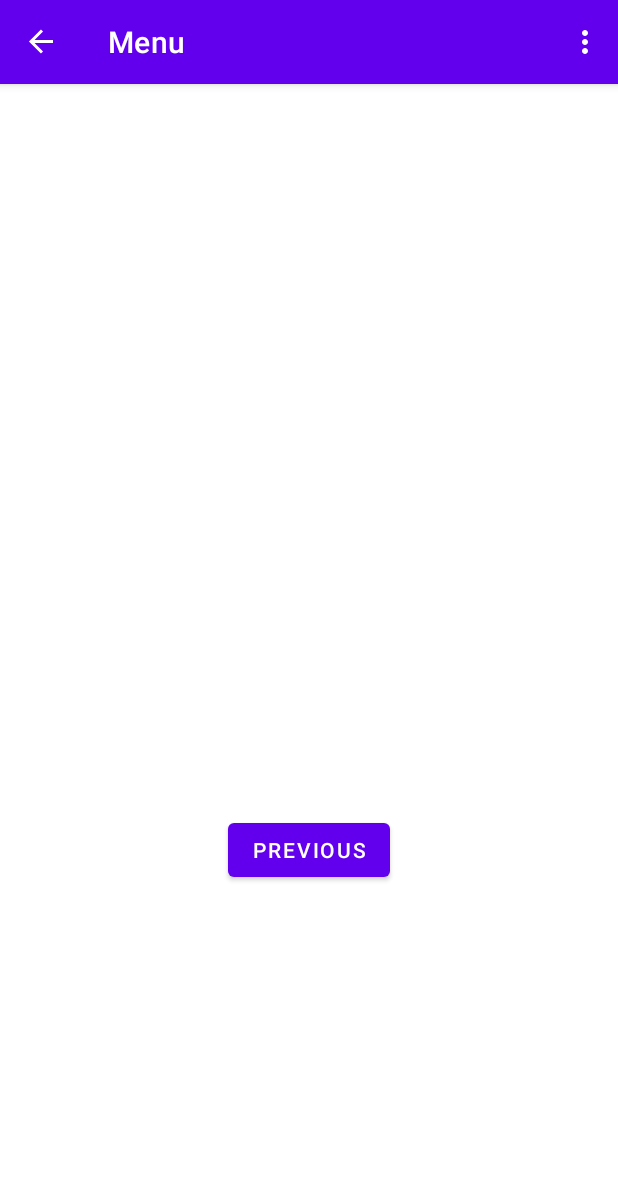
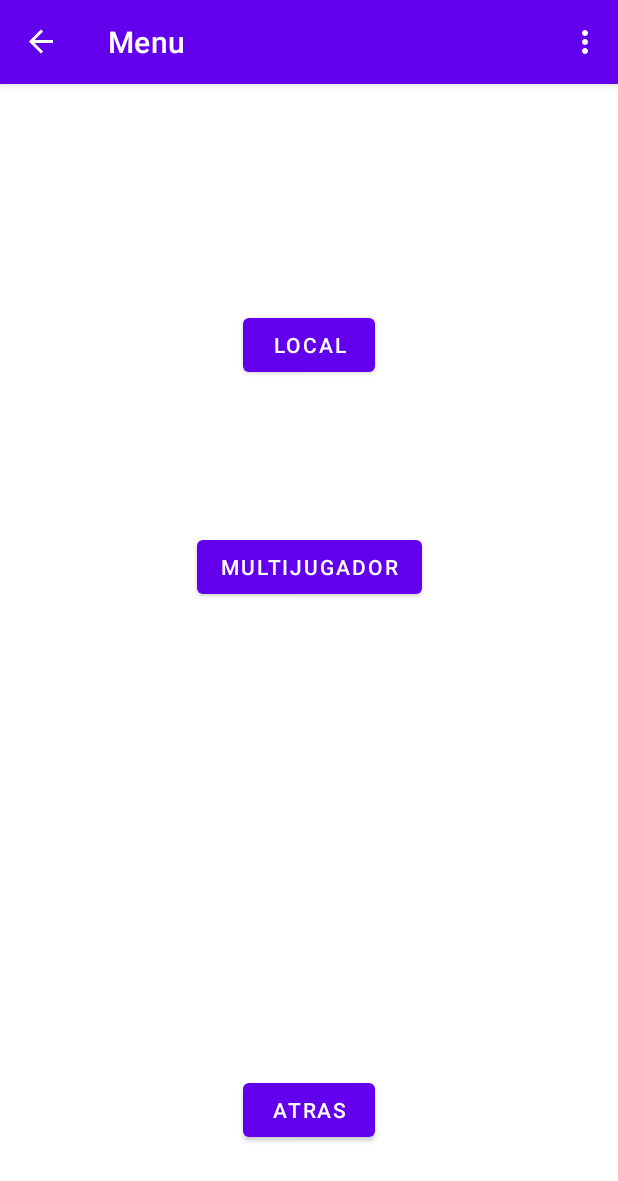
Before and after one commit to alefv5/ProyMobile, an Android app: the SecondFragment screen opened through its navigation route, on a phone screen of 412 x 824 dp. Shown: the top 1181 px of the screen. Run offline under Robolectric (Android 15) with nearby library versions, the phone set to English and light mode, and no system bars; our stand-ins replace navigation-ui.

Commit message:
second view modified

```diff
--- a/app/src/main/res/layout/fragment_second.xml
+++ b/app/src/main/res/layout/fragment_second.xml
@@ -6,22 +6,33 @@
     android:layout_height="match_parent"
     tools:context=".SecondFragment">
 
-    <TextView
-        android:id="@+id/textview_second"
-        android:layout_width="wrap_content"
-        android:layout_height="wrap_content"
-        app:layout_constraintBottom_toTopOf="@id/button_second"
-        app:layout_constraintEnd_toEndOf="parent"
-        app:layout_constraintStart_toStartOf="parent"
-        app:layout_constraintTop_toTopOf="parent" />
-
     <Button
         android:id="@+id/button_second"
         android:layout_width="wrap_content"
         android:layout_height="wrap_content"
+        android:layout_marginBottom="60dp"
         android:text="@string/previous"
         app:layout_constraintBottom_toBottomOf="parent"
         app:layout_constraintEnd_toEndOf="parent"
+        app:layout_constraintStart_toStartOf="parent" />
+
+    <Button
+        android:id="@+id/btnMult"
+        android:layout_width="wrap_content"
+        android:layout_height="wrap_content"
+        android:layout_marginTop="100dp"
+        android:text="@string/mult"
+        app:layout_constraintEnd_toEndOf="parent"
         app:layout_constraintStart_toStartOf="parent"
-        app:layout_constraintTop_toBottomOf="@id/textview_second" />
+        app:layout_constraintTop_toBottomOf="@+id/btnLocal" />
+
+    <Button
+        android:id="@+id/btnLocal"
+        android:layout_width="wrap_content"
+        android:layout_height="wrap_content"
+        android:layout_marginTop="150dp"
+        android:text="@string/local"
+        app:layout_constraintEnd_toEndOf="parent"
+        app:layout_constraintStart_toStartOf="parent"
+        app:layout_constraintTop_toTopOf="parent" />
 </androidx.constraintlayout.widget.ConstraintLayout>
--- a/app/src/main/res/values/strings.xml
+++ b/app/src/main/res/values/strings.xml
@@ -5,7 +5,9 @@
     <string name="first_fragment_label">Inicio</string>
     <string name="second_fragment_label">Menu</string>
     <string name="next">Jugar</string>
-    <string name="previous">Previous</string>
+    <string name="previous">Atras</string>
+    <string name="local">Local</string>
+    <string name="mult">Multijugador</string>
 
     <string name="hello_first_fragment">Hello first fragment</string>
     <string name="hello_second_fragment">Hello second fragment. Arg: %1$s</string>
```
